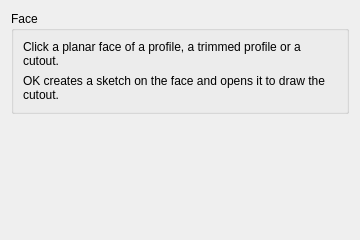
This is freecad/maxproframe/resources/ui/create_cutout.ui in sclMAX/MaxProFrame as Qt 5 draws it before an edit. The edited form follows.
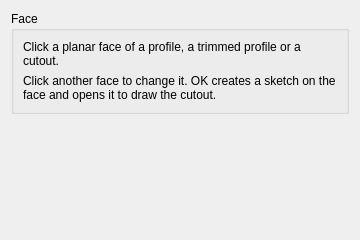
This is the edited form.

Commit message:
feat(cutout): new icon, profile labels, face hint and Edit sketch
- Redraw the Cutout / Hole icon as a standing tube with a cutout in its
  wall and show it for cutouts in the tree.
- Label new cutouts after their profile (Profile_TC40x40x1.5_000_Ex).
- The face panel says a click on another face changes it, and that only
  the last face is used when Ctrl+Click selects several.
- Edit sketch in the cutout panel keeps the cut type and depth, opens the
  sketch and brings the panel back when it closes; the tree context menu
  opens the sketch alone.
- Spanish catalogs, tutorial and CHANGELOG.

Diff of the .ui file:
```diff
--- a/freecad/maxproframe/resources/ui/create_cutout.ui
+++ b/freecad/maxproframe/resources/ui/create_cutout.ui
@@ -33,7 +33,7 @@
       <item>
        <widget class="QLabel" name="hint_label">
         <property name="text">
-         <string>OK creates a sketch on the face and opens it to draw the cutout.</string>
+         <string>Click another face to change it. OK creates a sketch on the face and opens it to draw the cutout.</string>
         </property>
         <property name="wordWrap">
          <bool>true</bool>
```
The commit also changes 26 other files.
